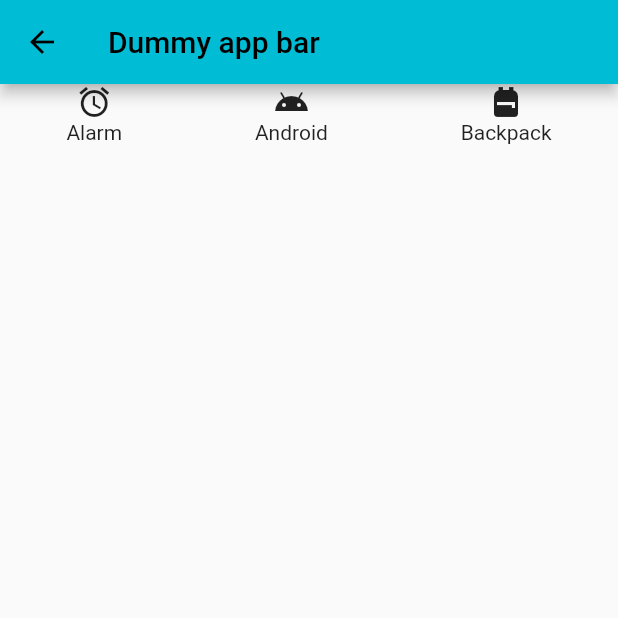
After one commit to Adityak215/apptest, a Flutter app: the Dummy screen opened directly, on a phone screen of 412 x 824 dp, the top half of it. The commit adds this screen. Run offline on Flutter 3.47's test engine with Material 2 defaults, Android fonts, the phone set to English and light mode, and no system bars; Roboto replaces fonts that are missing (Sigmar).

Commit message:
Dummy page added
dummy page with row added, row has 3 columns as children

```diff
--- /dev/null
+++ b/lib/dummy.dart
@@ -0,0 +1,42 @@
+import 'package:flutter/material.dart';
+
+class Dummy extends StatefulWidget {
+  const Dummy({super.key});
+
+  @override
+  State<Dummy> createState() => _DummyState();
+}
+
+class _DummyState extends State<Dummy> {
+  @override
+  Widget build(BuildContext context) {
+    return Scaffold(
+      appBar: AppBar(
+        title: const Text('Dummy app bar'),
+      ),
+
+      body: Row(
+        mainAxisAlignment: MainAxisAlignment.spaceAround,
+        children:<Widget>[
+          Column(
+            children:const <Widget>[
+              Icon(Icons.alarm,),
+              Text('Alarm'),
+            ],
+          ),
+          Column(
+            children:const <Widget>[
+              Icon(Icons.android,),
+              Text('Android'),
+            ],
+          ),
+          Column(
+            children:const <Widget>[
+              Icon(Icons.backpack,),
+              Text('Backpack'),
+            ],
+          ),
+      ],)
+    );
+  }
+}
--- a/lib/home.dart
+++ b/lib/home.dart
@@ -2,6 +2,7 @@ import 'package:flutter/material.dart';
 import 'attendance.dart';
 import 'personal.dart';
 import 'exam_info.dart';
+import 'dummy.dart';
 
 class SecondScreen extends StatefulWidget {
   const SecondScreen({Key? key, required this.user, required this.pass})
@@ -86,6 +87,16 @@ class _SecondScreenState extends State<SecondScreen> {
               );
             },
           ),
+          ListTile(
+            title: const Text('Dummy Page'),
+            onTap: () {
+              Navigator.pop(context);
+              Navigator.push(
+                context,
+                MaterialPageRoute(builder: (context) => const Dummy()),
+              );
+            },
+          ),
         ],
       )),
     );
```
